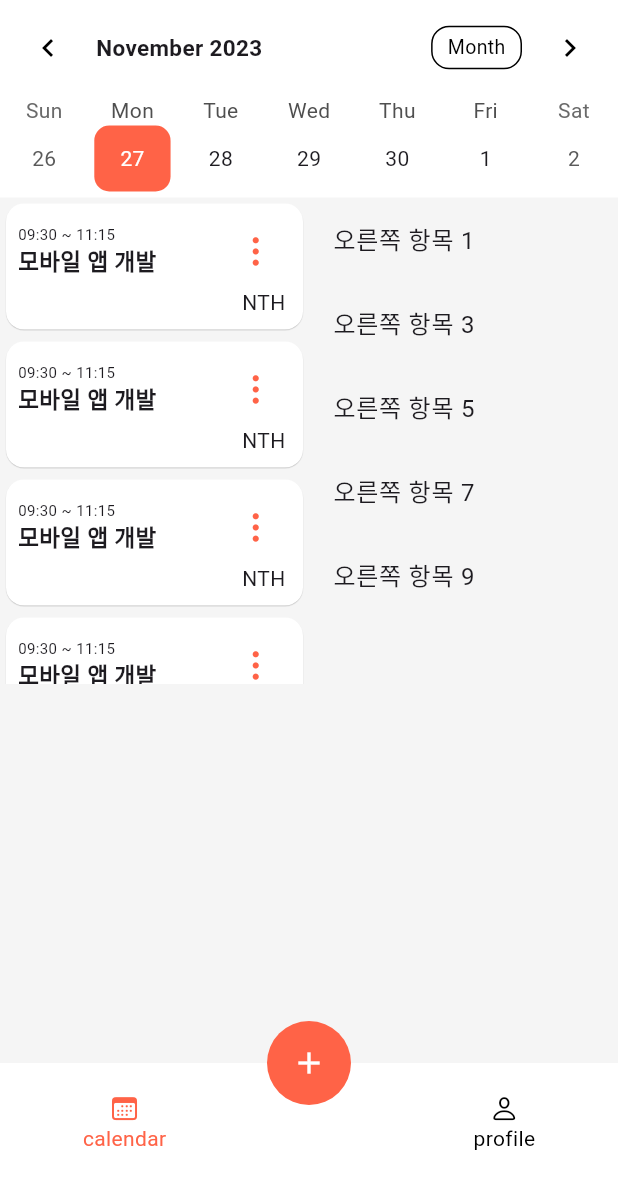
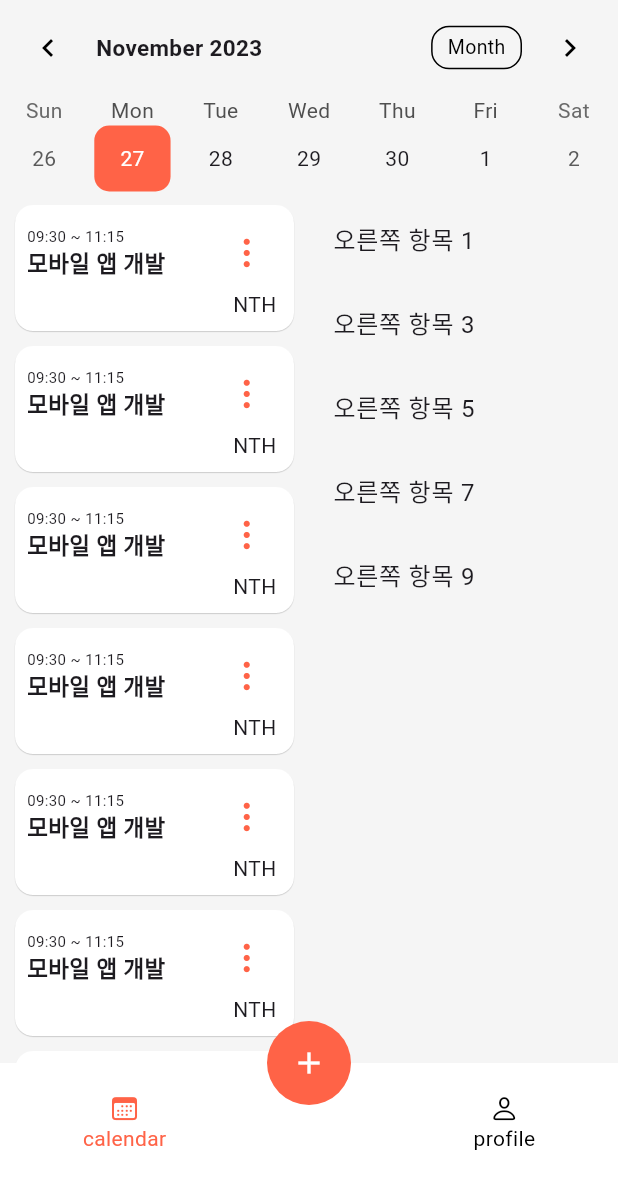
Before and after one commit to Drag-your-task/Drag, a Flutter app: the screen it shows once a user with an empty profile is signed in, on a phone screen of 412 x 824 dp, the part 53-1236 px from its top. Run offline on Flutter 3.47's test engine with Material 3 defaults, Android fonts, the phone set to English and light mode, and no system bars; drawn by our look-alikes of table_calendar; our stand-ins replace firebase_auth, firebase_core, google_sign_in; accounts and stored records are empty; generated files the repository leaves out were written again.

Commit message:
overflow 수정

```diff
--- a/lib/views/calendar_screen.dart
+++ b/lib/views/calendar_screen.dart
@@ -20,9 +20,7 @@ class _CalendarScreenState extends State<CalendarScreen> {
   Widget build(BuildContext context) {
     return Column(
       children: [
-        Container(
-          color: Colors.white,
-          child: TableCalendar(
+        TableCalendar(
             firstDay: DateTime.utc(2010, 10, 16),
             lastDay: DateTime.utc(2030, 3, 14),
             focusedDay: _focusedDay,
@@ -98,18 +96,8 @@ class _CalendarScreenState extends State<CalendarScreen> {
                 ),
               );
             })),
-        ),
 
-
-        // Row(
-        //   children: [
-        //
-        //   ],
-        // ),
-        SingleChildScrollView(
-          child: Container(
-            height: MediaQuery.of(context).size.height - 500,
-            width: MediaQuery.of(context).size.width,
+        Expanded(
           child: Row(
             children: [
               Expanded(
@@ -118,6 +106,7 @@ class _CalendarScreenState extends State<CalendarScreen> {
                   itemBuilder: (context, index) {
 
                     return Card(
+                      margin: EdgeInsets.symmetric(horizontal: 10, vertical: 5),
                       color: Colors.white,
                       elevation: 0.3,
                       child: Padding(
@@ -173,7 +162,6 @@ class _CalendarScreenState extends State<CalendarScreen> {
               ),
             ],
           ),
-          ),
         )
 
 
```
Lines whose indentation alone changed are shown as unchanged.
